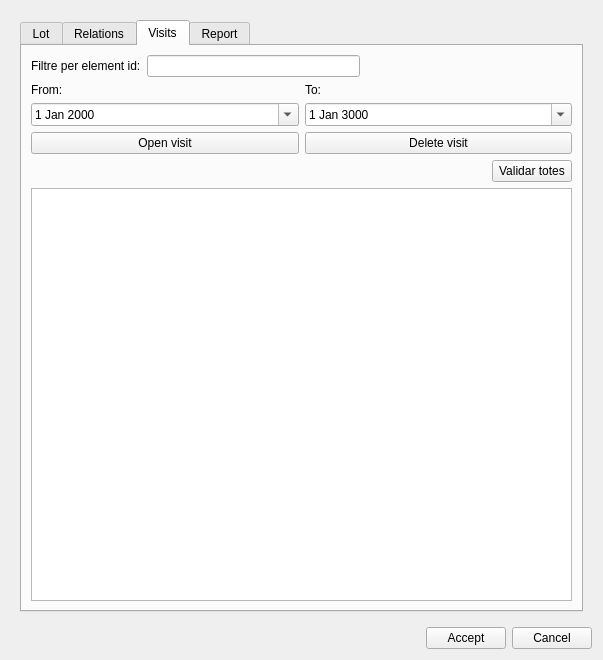
Above: ui/add_lot.ui from Giswater/giswater_qgis_plugin before the change. Below: the same form after it.
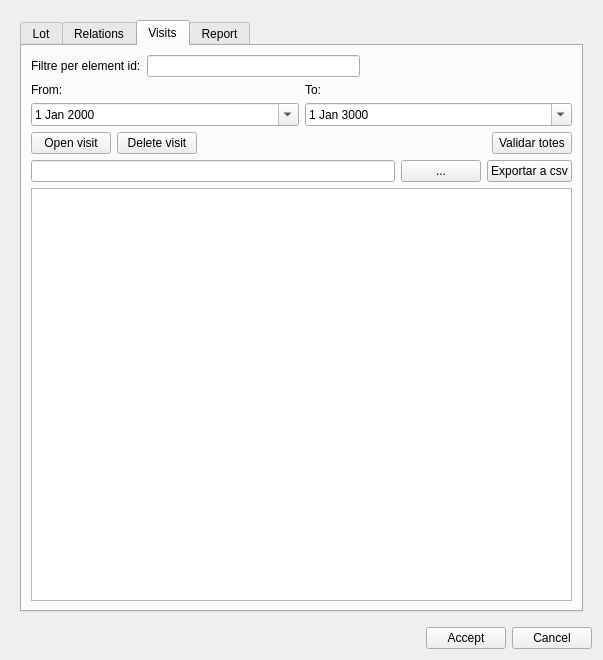
That is the form after the change. The open tabs and pages were chosen to show the change. Icons and pictures are not drawn.

Patch:
```diff
--- a/ui/add_lot.ui
+++ b/ui/add_lot.ui
@@ -927,12 +927,8 @@
               </property>
              </widget>
             </item>
-           </layout>
-          </item>
-          <item>
-           <layout class="QHBoxLayout" name="horizontalLayout_21">
             <item>
-             <spacer name="horizontalSpacer_16">
+             <spacer name="horizontalSpacer_17">
               <property name="orientation">
                <enum>Qt::Horizontal</enum>
               </property>
@@ -953,6 +949,27 @@
             </item>
            </layout>
           </item>
+          <item>
+           <layout class="QHBoxLayout" name="horizontalLayout_21">
+            <item>
+             <widget class="QLineEdit" name="txt_path"/>
+            </item>
+            <item>
+             <widget class="QPushButton" name="btn_path">
+              <property name="text">
+               <string>...</string>
+              </property>
+             </widget>
+            </item>
+            <item>
+             <widget class="QPushButton" name="btn_export_visits">
+              <property name="text">
+               <string>Exportar a csv</string>
+              </property>
+             </widget>
+            </item>
+           </layout>
+          </item>
           <item>
            <widget class="QTableView" name="tbl_visit">
             <property name="sortingEnabled">
```
